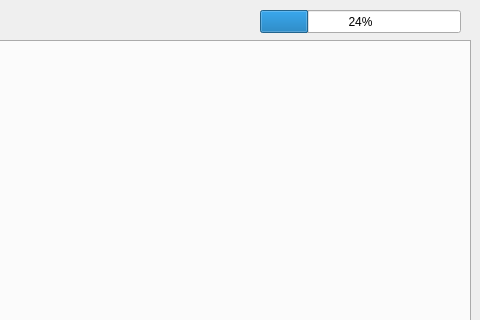
Before: the Qt Designer form microdrum.ui in massimobernava/md-python-config-tool, drawn with Qt 5; both pictures show x 320 to 800 and y 0 to 320 of the 800 by 480 pixel window.
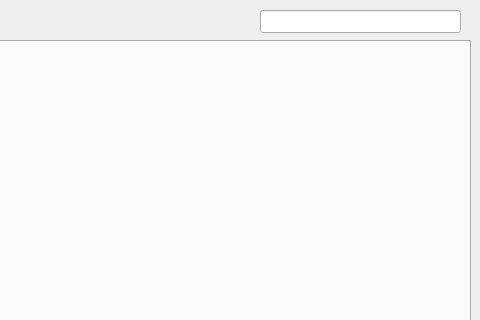
After: the same form once the commit is applied. The open tabs and pages were chosen to show the change.

The edit to the form file:
```diff
--- a/microdrum.ui
+++ b/microdrum.ui
@@ -23,6 +23,11 @@
     <height>480</height>
    </size>
   </property>
+  <property name="font">
+   <font>
+    <family>MS Shell Dlg 2</family>
+   </font>
+  </property>
   <property name="windowTitle">
    <string>microDrum</string>
   </property>
@@ -59,12 +64,25 @@
       <height>23</height>
      </rect>
     </property>
+    <property name="font">
+     <font>
+      <pointsize>14</pointsize>
+      <weight>75</weight>
+      <bold>true</bold>
+     </font>
+    </property>
+    <property name="styleSheet">
+     <string notr="true">QProgressBar::chunk {background-color: qlineargradient(spread:pad, x1:0.142045, y1:0.421, x2:1, y2:0, stop:0 rgba(255, 0, 0, 255), stop:1 rgba(255, 255, 255, 0));}</string>
+    </property>
     <property name="value">
-     <number>24</number>
+     <number>0</number>
     </property>
     <property name="textDirection">
      <enum>QProgressBar::TopToBottom</enum>
     </property>
+    <property name="format">
+     <string/>
+    </property>
    </widget>
    <widget class="QTabWidget" name="tabState">
     <property name="geometry">
```
Left out of the diff: 10 changed lines with no effect on the pictures.
